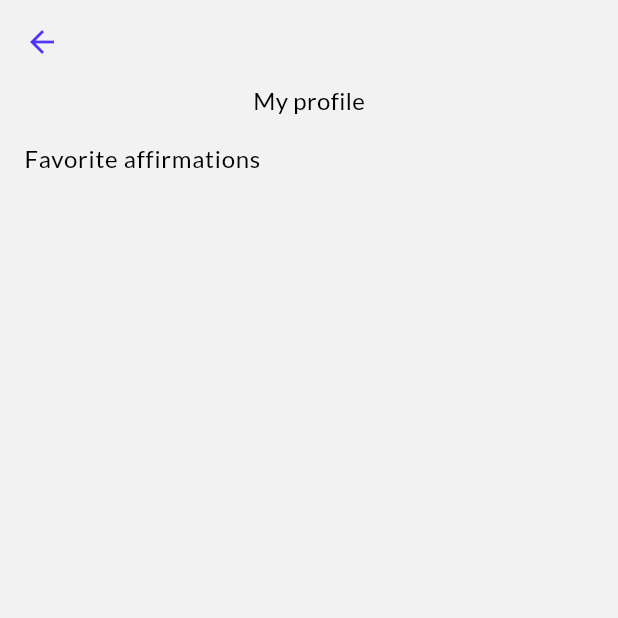
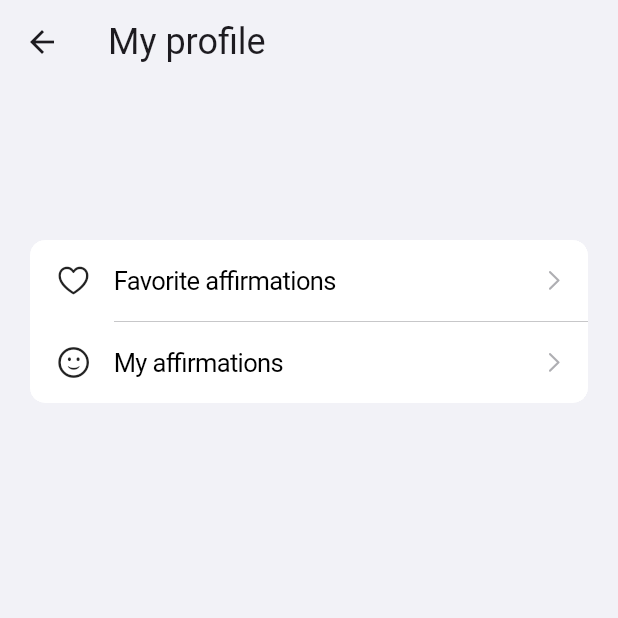
Before and after one commit to DariaKatyaevaa/affirmations_app, a Flutter app: the screen it shows after launch, after a tap on the "account circle" icon, on a phone screen of 412 x 824 dp, the top half of it. Run offline on Flutter 3.47's test engine with Material 2 defaults, Android fonts, the phone set to English and light mode, and no system bars; our stand-ins replace device_info_plus, dio, easy_localization, firebase_auth, flutter_riverpod, freezed_annotation and 5 more; accounts and stored records are empty; network calls fail.

Commit message:
profile page

```diff
--- a/assets/translations/en.json
+++ b/assets/translations/en.json
@@ -13,5 +13,6 @@
   "nature": "Nature",
   "sky": "Sky",
   "myProfile": "My profile",
-  "favoriteAffirmations": "Favorite affirmations"
+  "favoriteAffirmations": "Favorite affirmations",
+  "myAffirmations": "My affirmations"
 }
--- a/assets/translations/ru.json
+++ b/assets/translations/ru.json
@@ -13,5 +13,6 @@
   "nature": "Природа",
   "sky": "Небо",
   "myProfile": "Мой профиль",
-  "favoriteAffirmations": "Избранные аффирмации"
+  "favoriteAffirmations": "Избранные аффирмации",
+  "myAffirmations": "Мои аффирмации"
 }
--- a/lib/main.dart
+++ b/lib/main.dart
@@ -8,7 +8,6 @@ import 'providers/services_providers.dart';
 import 'router/app_router.dart';
 import 'services/device_info/device_info_service.dart';
 import 'services/storage/hive_storage_service.dart';
-import 'theme/theme.dart';
 
 Future<void> main() async {
   WidgetsFlutterBinding.ensureInitialized();
@@ -64,7 +63,7 @@ class AffirmationsApp extends StatelessWidget {
             routerDelegate: router!.appRouter.routerDelegate,
             routeInformationParser: router!.appRouter.routeInformationParser,
             routeInformationProvider: router!.appRouter.routeInformationProvider,
-            theme: AppThemes.primary(),
+            theme: ThemeData(useMaterial3: true),
             localizationsDelegates: context.localizationDelegates,
             supportedLocales: context.supportedLocales,
             locale: ref.watch(localeProvider).toLocale(),
--- a/lib/theme/src/app_colors.dart
+++ /dev/null
@@ -1,21 +0,0 @@
-import 'package:flutter/material.dart';
-
-class AppColors {
-  static const Color primary = Color.fromARGB(255, 81, 53, 255);
-  static const Color primaryDark = Color.fromARGB(255, 1, 0, 128);
-  static const Color secondary = Color(0xffffcb47);
-  static const Color text = Color(0xff121212);
-  static const Color background = Color(0xfff2f2f2);
-  static const Color white = Color(0xffffffff);
-  static const Color lightGray = Color(0xffcccccc);
-  static const Color darkerGray = Color(0xFFD3D3D3);
-
-  static const LinearGradient primaryGradient = LinearGradient(
-    begin: AlignmentDirectional.centerStart,
-    end: AlignmentDirectional.centerEnd,
-    colors: [
-      primary,
-      primaryDark,
-    ],
-  );
-}
--- a/lib/theme/src/app_text_styles.dart
+++ /dev/null
@@ -1,71 +0,0 @@
-import 'package:flutter/cupertino.dart';
-import 'package:google_fonts/google_fonts.dart';
-
-import 'app_colors.dart';
-
-/// Custom text styles for the app
-class AppTextStyles {
-  static const double height = 1.4;
-
-  static TextStyle base = GoogleFonts.lato(
-    textStyle: const TextStyle(
-      height: height,
-    ),
-  );
-
-  static TextStyle h1 = base.copyWith(
-    fontSize: 34,
-    fontWeight: FontWeight.w600,
-    color: AppColors.text,
-  );
-
-  static TextStyle h2 = base.copyWith(
-    fontSize: 22,
-    fontWeight: FontWeight.w600,
-    color: AppColors.text,
-  );
-
-  static TextStyle h3 = base.copyWith(
-    fontSize: 18,
-    fontWeight: FontWeight.w500,
-    color: AppColors.text,
-  );
-
-  static TextStyle p1 = base.copyWith(
-    fontSize: 16,
-    fontWeight: FontWeight.w500,
-    color: AppColors.text,
-  );
-
-  static TextStyle p2 = base.copyWith(
-    fontSize: 16,
-    fontWeight: FontWeight.w400,
-  );
-
-  static TextStyle p3 = base.copyWith(
-    fontSize: 14,
-    fontWeight: FontWeight.w600,
-    color: AppColors.text,
-  );
-
-  static TextStyle p4 = base.copyWith(
-    fontSize: 14,
-    fontWeight: FontWeight.w500,
-  );
-
-  static TextStyle p5 = base.copyWith(
-    fontSize: 14,
-    fontWeight: FontWeight.w400,
-  );
-
-  static TextStyle p6 = base.copyWith(
-    fontSize: 12,
-    fontWeight: FontWeight.w400,
-  );
-
-  static TextStyle bold = base.copyWith(
-    fontWeight: FontWeight.bold,
-  );
-
-  /// Add more [TextStyle]s below
-}
--- a/lib/theme/src/app_themes.dart
+++ /dev/null
@@ -1,54 +0,0 @@
-import 'package:flutter/foundation.dart';
-import 'package:flutter/material.dart';
-import 'package:flutter/services.dart';
-
-import 'app_colors.dart';
-import 'app_text_styles.dart';
-
-class AppThemes {
-  static ThemeData primary({bool isDark = false}) => ThemeData(
-        useMaterial3: true,
-        primaryColor: AppColors.primary,
-        colorScheme: ColorScheme.fromSwatch(
-          primarySwatch: Colors.indigo,
-        ),
-        scaffoldBackgroundColor: AppColors.background,
-        backgroundColor: AppColors.background,
-        cardColor: AppColors.white,
-        pageTransitionsTheme: const PageTransitionsTheme(
-          builders: {
-            TargetPlatform.android: FadeUpwardsPageTransitionsBuilder(),
-            TargetPlatform.iOS: CupertinoPageTransitionsBuilder(),
-          },
-        ),
-        textTheme: TextTheme(
-          headline1: AppTextStyles.h1,
-          headline2: AppTextStyles.h2,
-          headline3: AppTextStyles.h3,
-          bodyText1: AppTextStyles.p1,
-          bodyText2: AppTextStyles.p2,
-          subtitle1: AppTextStyles.p3,
-          subtitle2: AppTextStyles.p4,
-          headline5: AppTextStyles.p5,
-          caption: AppTextStyles.p6,
-        ),
-        appBarTheme: AppBarTheme(
-          elevation: 0,
-          backgroundColor: AppColors.background,
-          systemOverlayStyle: SystemUiOverlayStyle.dark,
-          iconTheme: const IconThemeData(color: AppColors.primary),
-          titleTextStyle: AppTextStyles.h3.copyWith(
-            color: AppColors.text,
-          ),
-        ),
-        tabBarTheme: TabBarTheme(
-          indicator: BoxDecoration(
-            border: Border.all(width: 0, color: Colors.transparent),
-          ),
-        ),
-        bottomNavigationBarTheme: const BottomNavigationBarThemeData(
-          backgroundColor: AppColors.white,
-        ),
-        splashFactory: defaultTargetPlatform == TargetPlatform.iOS ? NoSplash.splashFactory : InkSplash.splashFactory,
-      );
-}
--- a/lib/theme/theme.dart
+++ /dev/null
@@ -1,6 +0,0 @@
-export 'src/app_colors.dart';
-export 'src/app_icons.dart';
-export 'src/app_images.dart';
-export 'src/app_shadows.dart';
-export 'src/app_text_styles.dart';
-export 'src/app_themes.dart';
--- a/lib/ui/pages/profile/profile_page.dart
+++ b/lib/ui/pages/profile/profile_page.dart
@@ -8,11 +8,34 @@ class ProfilePage extends StatelessWidget {
   @override
   Widget build(BuildContext context) {
     return Scaffold(
-      appBar: AppBar(),
-      body: Column(
-        children: [
-          Text('myProfile'.tr()),
-          ListTile(title: Text('favoriteAffirmations'.tr())),
+      appBar: AppBar(
+        elevation: 0,
+        title: Text(
+          'myProfile'.tr(),
+          style: TextStyle(fontSize: 24.0),
+        ),
+        backgroundColor: Colors.transparent,
+      ),
+      extendBodyBehindAppBar: true,
+      backgroundColor: Colors.white,
+      body: CupertinoListSection.insetGrouped(
+        header: Container(
+            padding: EdgeInsets.only(top: 100),
+            child: const Text(
+              '',
+              style: TextStyle(fontSize: 32),
+            )),
+        children: <CupertinoListTile>[
+          CupertinoListTile.notched(
+            title: Text('favoriteAffirmations'.tr()),
+            leading: Icon(CupertinoIcons.heart),
+            trailing: const CupertinoListTileChevron(),
+          ),
+          CupertinoListTile.notched(
+            title: Text('myAffirmations'.tr()),
+            leading: Icon(CupertinoIcons.smiley),
+            trailing: const CupertinoListTileChevron(),
+          ),
         ],
       ),
     );
--- a/pubspec.yaml
+++ b/pubspec.yaml
@@ -49,6 +49,7 @@ dependencies:
   #cloud_firestore: ^4.9.1
   google_sign_in: ^6.1.5
   just_audio: ^0.9.35
+  cupertino_icons: ^1.0.6
 
 dev_dependencies:
   flutter_test:
```
Also changed, not shown: lib/theme/src/app_icons.dart (deleted, +0 -35 lines), lib/theme/src/app_images.dart (deleted, +0 -19 lines), lib/theme/src/app_shadows.dart (deleted, +0 -12 lines), lib/ui/pages/home/widgets/text_item.dart (+21 -1 lines), pubspec.lock.
